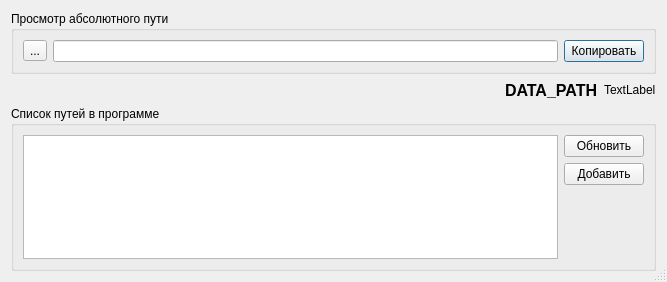
Old version of the form advancedwindow.ui in the repository gurmaaan/WeldAnalysis.
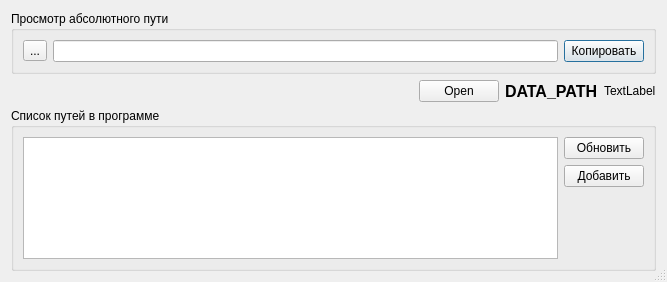
New version of the form.

What changed in the file:
```diff
--- a/advancedwindow.ui
+++ b/advancedwindow.ui
@@ -62,6 +62,13 @@
        </property>
       </spacer>
      </item>
+     <item>
+      <widget class="QPushButton" name="pushButton">
+       <property name="text">
+        <string>Open</string>
+       </property>
+      </widget>
+     </item>
      <item>
       <widget class="QLabel" name="label">
        <property name="font">
```
